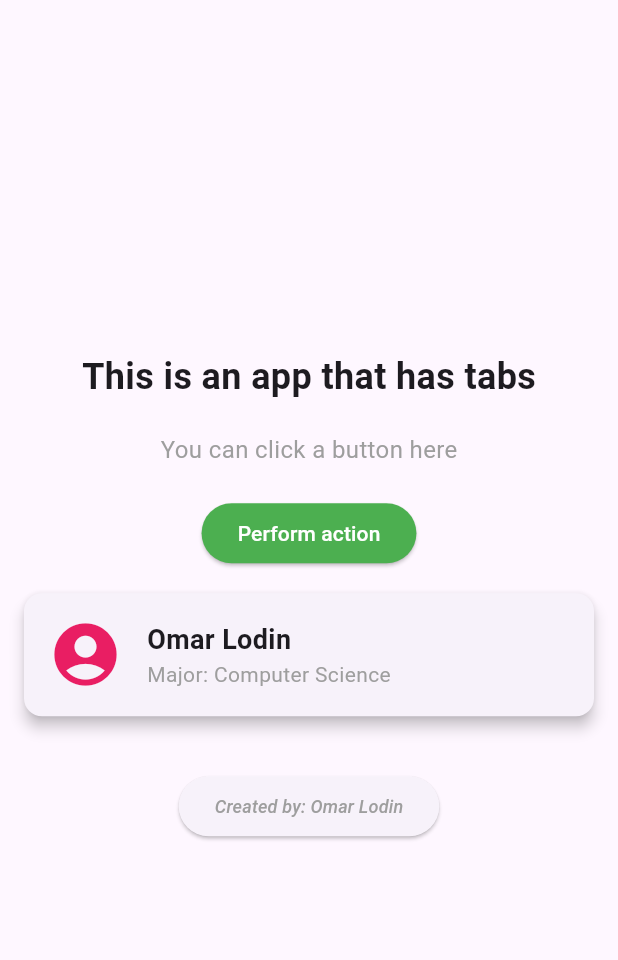
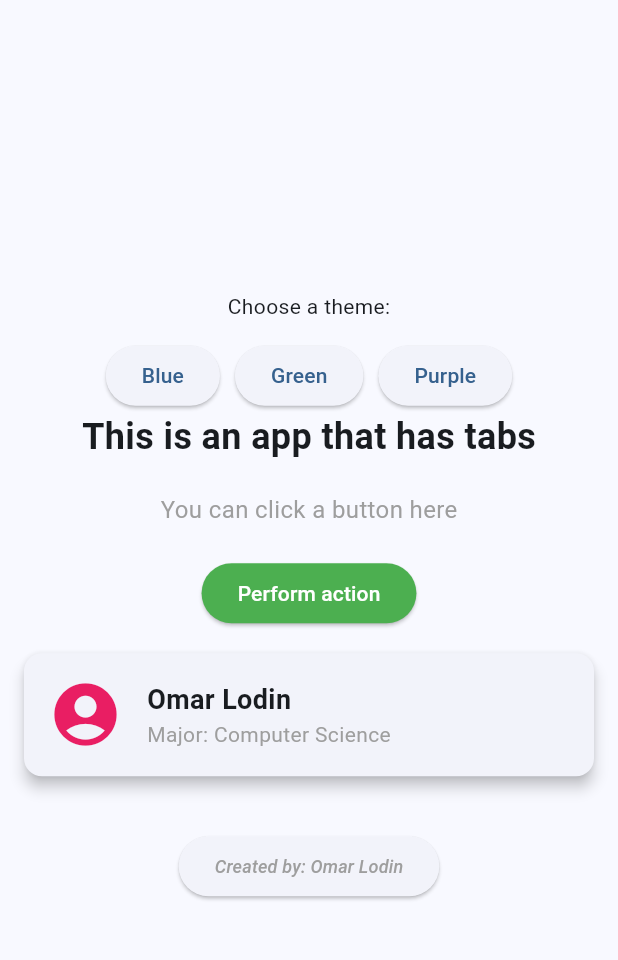
Before and after one commit to omarlodin/MAD_collab_activity, a Flutter app: the screen it shows after launch, on a phone screen of 412 x 824 dp, the part 63-1023 px from its top. Run offline on Flutter 3.47's test engine with Material 3 defaults, Android fonts, the phone set to English and light mode, and no system bars.

Commit message:
add color theme switcher

```diff
--- a/lib/main.dart
+++ b/lib/main.dart
@@ -9,26 +9,41 @@ void main() {
   runApp(MyApp());
 }
 
-class MyApp extends StatelessWidget {
+class MyApp extends StatefulWidget {
+  @override
+  State<MyApp> createState() => _MyAppState();
+}
+
+class _MyAppState extends State<MyApp> {
+  ThemeData _theme = ThemeData(
+    colorSchemeSeed: Colors.blue,
+    useMaterial3: true,
+  );
+
+  void _setTheme(Color seed) {
+    setState(() {
+      _theme = ThemeData(colorSchemeSeed: seed, useMaterial3: true);
+    });
+  }
+
   @override
   Widget build(BuildContext context) {
     return MaterialApp(
-      // TIP: The MaterialApp wraps your whole app and sets theme + navigation.
-      // Only edit text/colors below unless instructed otherwise.
-      // TASK 1: Change the title of the app
-      // 👉 Replace the string below with your own app title (example: 'Flutter Team Challenge').
       title: 'The Great Collab Project',
-      theme: ThemeData(
-        // TASK 2: Change the primary swatch color
-        // 👉 Pick one Material color from Colors (example: Colors.red, Colors.green, Colors.purple).
-        primarySwatch:  Colors.purple,
+      theme: _theme,
+      home: HomePage(
+        onTheme: _setTheme,
       ),
-      home: HomePage(),
     );
   }
 }
 
+
 class HomePage extends StatelessWidget {
+  final void Function(Color) onTheme;
+
+  const HomePage({super.key, required this.onTheme});
+
   @override
   Widget build(BuildContext context) {
     return Scaffold(
@@ -40,13 +55,33 @@ class HomePage extends StatelessWidget {
       ),
       body: Center(
         child: Column(
+
           mainAxisAlignment: MainAxisAlignment.center,
-          children: <Widget>[
-            // TIP: Widgets appear in order from top to bottom.
-            // If something doesn't show, make sure commas and parentheses match.
-            // TASK 4: Change the main text below
-            // 👉 Update this main headline to describe your app.
-            Text(
+          children: [
+            const Text('Choose a theme:'),
+
+            const SizedBox(height: 12),
+
+            Row(
+              mainAxisAlignment: MainAxisAlignment.center,
+              children: [
+                ElevatedButton(
+                  onPressed: () => onTheme(Colors.blue),
+                  child: const Text('Blue'),
+                ),
+                const SizedBox(width: 10),
+                ElevatedButton(
+                  onPressed: () => onTheme(Colors.green),
+                  child: const Text('Green'),
+                ),
+                const SizedBox(width: 10),
+                ElevatedButton(
+                  onPressed: () => onTheme(Colors.purple),
+                  child: const Text('Purple'),
+                ),
+              ],
+            ),
+          Text(
               'This is an app that has tabs',
               style: TextStyle(fontSize: 24, fontWeight: FontWeight.bold),
             ),
@@ -100,34 +135,10 @@ class HomePage extends StatelessWidget {
 
               )
               )
-            // TASK 7: Add a new Text widget below (after this comment)
-            // 👉 Add a new Text widget here. Example:
-            // Text('Created by: [Your Name]')
-            // Tip: Use a smaller font or italic style for a signature line.
-            // Example with styling:
-            // Text(
-            //   'Created by: [Your Name]",
-            //   style: TextStyle(fontSize: 12, fontStyle: FontStyle.italic, color: Colors.grey),
-            // ),
+
           ],
         ),
       ),
     );
   }
 }
-
-// TASK 8: Modify the ElevatedButton above to add custom styling
-// Add this inside the ElevatedButton (after child parameter):
-// style: ElevatedButton.styleFrom(
-//   backgroundColor: Colors.green,
-// ),
-// 👉 Example full snippet:
-// ElevatedButton(
-//   onPressed: () {},
-//   child: Text('Click Me'),
-//   style: ElevatedButton.styleFrom(
-//     backgroundColor: Colors.green,
-//     foregroundColor: Colors.white,
-//   ),
-// ),
-// TIP: Keep the button inside the Column so it shows in the center.
```
